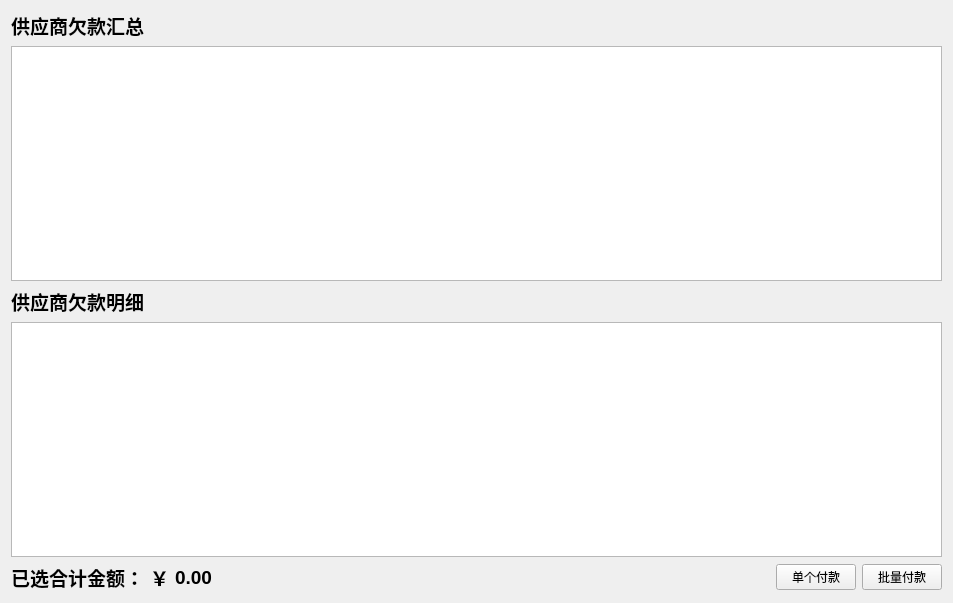
The window that View/supplier/ui/ui_supplier_arrears.ui (zgj0607/Py-store) describes before a commit, drawn with Qt 5.
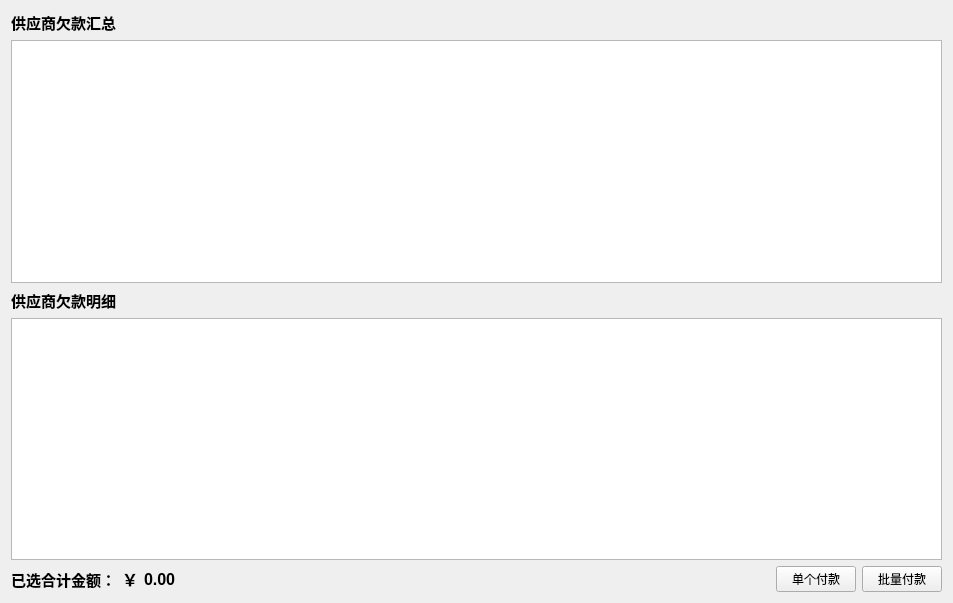
The same window after the commit.

```diff
--- a/View/supplier/ui/ui_supplier_arrears.ui
+++ b/View/supplier/ui/ui_supplier_arrears.ui
@@ -20,7 +20,7 @@
       <widget class="QLabel" name="label_3">
        <property name="font">
         <font>
-         <pointsize>14</pointsize>
+         <pointsize>11</pointsize>
          <weight>75</weight>
          <bold>true</bold>
         </font>
@@ -64,7 +64,7 @@
       <widget class="QLabel" name="label_4">
        <property name="font">
         <font>
-         <pointsize>14</pointsize>
+         <pointsize>11</pointsize>
          <weight>75</weight>
          <bold>true</bold>
         </font>
@@ -111,7 +111,7 @@
       <widget class="QLabel" name="label">
        <property name="font">
         <font>
-         <pointsize>14</pointsize>
+         <pointsize>11</pointsize>
          <weight>75</weight>
          <bold>true</bold>
         </font>
@@ -125,7 +125,7 @@
       <widget class="QLabel" name="label_2">
        <property name="font">
         <font>
-         <pointsize>14</pointsize>
+         <pointsize>12</pointsize>
          <weight>75</weight>
          <bold>true</bold>
         </font>
@@ -139,7 +139,7 @@
       <widget class="QLabel" name="summary_need_pay">
        <property name="font">
         <font>
-         <pointsize>14</pointsize>
+         <pointsize>12</pointsize>
          <weight>75</weight>
          <bold>true</bold>
         </font>
```
